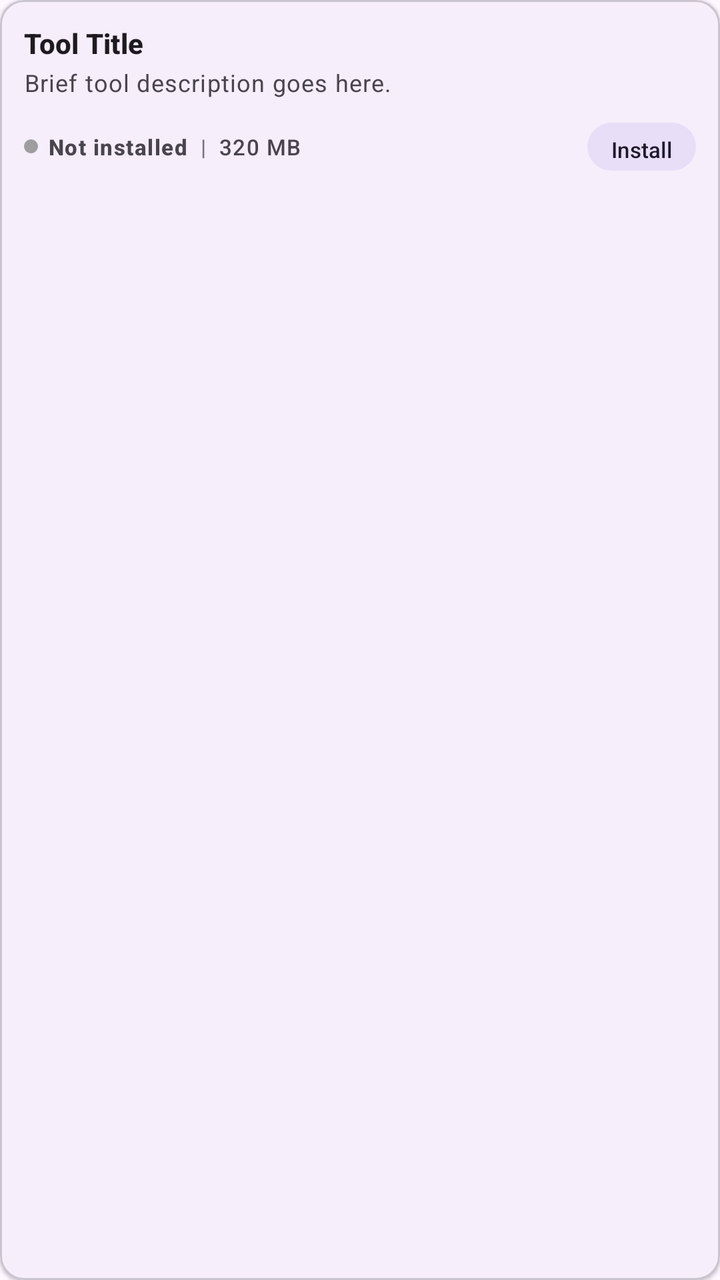
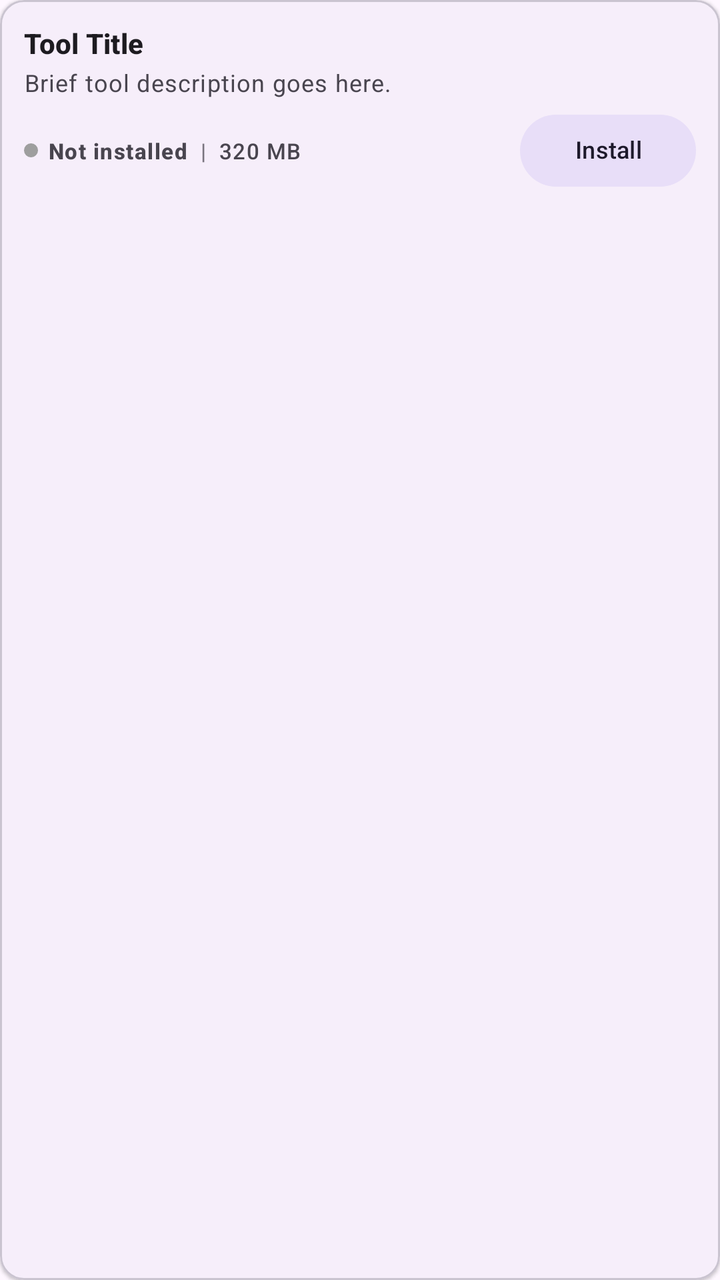

Before-and-after screenshots of an Android layout around one commit, followed by the original layout XML and the change that was made.
<!-- AndroidManifest.xml: application theme Theme.ZeroLite -->
<!-- res/layout/item_tool_card.xml -->
<?xml version="1.0" encoding="utf-8"?>
<com.google.android.material.card.MaterialCardView
    xmlns:android="http://schemas.android.com/apk/res/android"
    xmlns:app="http://schemas.android.com/apk/res-auto"
    android:layout_width="match_parent"
    android:layout_height="wrap_content"
    android:layout_marginBottom="8dp"
    app:cardCornerRadius="12dp"
    app:cardElevation="1dp"
    app:strokeWidth="1dp"
    app:strokeColor="?attr/colorOutlineVariant">

    <LinearLayout
        android:layout_width="match_parent"
        android:layout_height="wrap_content"
        android:orientation="vertical"
        android:padding="12dp">

        
        <TextView
            android:id="@+id/tvToolTitle"
            android:layout_width="match_parent"
            android:layout_height="wrap_content"
            android:text="Tool Title"
            android:textAppearance="?attr/textAppearanceTitleSmall"
            android:textStyle="bold" />

        
        <TextView
            android:id="@+id/tvToolDesc"
            android:layout_width="match_parent"
            android:layout_height="wrap_content"
            android:layout_marginTop="2dp"
            android:maxLines="2"
            android:ellipsize="end"
            android:text="Brief tool description goes here."
            android:textAppearance="?attr/textAppearanceBodySmall"
            android:textColor="?attr/colorOnSurfaceVariant" />

        
        <LinearLayout
            android:layout_width="match_parent"
            android:layout_height="wrap_content"
            android:layout_marginTop="8dp"
            android:gravity="center_vertical"
            android:orientation="horizontal">

            
            <LinearLayout
                android:layout_width="0dp"
                android:layout_height="wrap_content"
                android:layout_weight="1"
                android:gravity="center_vertical"
                android:orientation="horizontal">

                <View
                    android:id="@+id/viewStatusDot"
                    android:layout_width="7dp"
                    android:layout_height="7dp"
                    android:background="@drawable/dot_uninstalled" />

                <TextView
                    android:id="@+id/tvStatusText"
                    android:layout_width="wrap_content"
                    android:layout_height="wrap_content"
                    android:layout_marginStart="5dp"
                    android:text="Not installed"
                    android:textAppearance="?attr/textAppearanceLabelSmall"
                    android:textStyle="bold" />

                <TextView
                    android:layout_width="wrap_content"
                    android:layout_height="wrap_content"
                    android:layout_marginStart="6dp"
                    android:layout_marginEnd="6dp"
                    android:text="|"
                    android:textAppearance="?attr/textAppearanceLabelSmall"
                    android:textColor="?attr/colorOutline" />

                <TextView
                    android:id="@+id/tvToolSize"
                    android:layout_width="wrap_content"
                    android:layout_height="wrap_content"
                    android:text="320 MB"
                    android:textAppearance="?attr/textAppearanceLabelSmall"
                    android:textColor="?attr/colorOnSurfaceVariant" />
            </LinearLayout>

            <com.google.android.material.button.MaterialButton
                android:id="@+id/btnDelete"
                style="@style/Widget.Material3.Button.TextButton"
                android:layout_width="wrap_content"
                android:layout_height="32dp"
                android:paddingLeft="8dp"
                android:paddingRight="8dp"
                android:minHeight="0dp"
                android:minWidth="0dp"
                android:textSize="11sp"
                android:text="Delete"
                android:textColor="?attr/colorError"
                android:visibility="gone" />

            <com.google.android.material.button.MaterialButton
                android:id="@+id/btnAction"
                style="@style/Widget.Material3.Button.TonalButton"
                android:layout_width="wrap_content"
                android:layout_height="32dp"
                android:paddingLeft="12dp"
                android:paddingRight="12dp"
                android:minHeight="0dp"
                android:minWidth="0dp"
                android:textSize="11sp"
                android:layout_marginStart="6dp"
                android:text="Install" />
        </LinearLayout>

        
        <com.google.android.material.progressindicator.LinearProgressIndicator
            android:id="@+id/progressIndicator"
            android:layout_width="match_parent"
            android:layout_height="wrap_content"
            android:layout_marginTop="6dp"
            android:visibility="gone"
            app:indicatorColor="?attr/colorPrimary"
            app:trackColor="?attr/colorSurfaceVariant"
            app:trackCornerRadius="3dp" />

    </LinearLayout>
</com.google.android.material.card.MaterialCardView>
<!-- resources referenced by this layout -->
<resources>
  <!-- drawable dot_uninstalled (drawable) -->
  <shape xmlns:android="http://schemas.android.com/apk/res/android"
      android:shape="oval">
      <solid android:color="#9E9E9E" />
      <size android:width="7dp" android:height="7dp" />
  </shape>
  <style name="Theme.ZeroLite" parent="Theme.Material3.DayNight.NoActionBar">
          <item name="android:statusBarColor">@android:color/transparent</item>
          <item name="android:navigationBarColor">@android:color/transparent</item>
          <item name="android:windowLightStatusBar" tools:targetApi="m">true</item>
      </style>
</resources>

<!-- the commit's change to res/layout/item_tool_card.xml (unified diff, before → after) -->
@@ -90,12 +90,15 @@
                 android:id="@+id/btnDelete"
                 style="@style/Widget.Material3.Button.TextButton"
                 android:layout_width="wrap_content"
-                android:layout_height="32dp"
-                android:paddingLeft="8dp"
-                android:paddingRight="8dp"
-                android:minHeight="0dp"
-                android:minWidth="0dp"
-                android:textSize="11sp"
+                android:layout_height="wrap_content"
+                android:gravity="center"
+                android:insetTop="0dp"
+                android:insetBottom="0dp"
+                android:minHeight="36dp"
+                android:paddingHorizontal="10dp"
+                android:paddingVertical="0dp"
+                android:textSize="12sp"
+                android:includeFontPadding="false"
                 android:text="Delete"
                 android:textColor="?attr/colorError"
                 android:visibility="gone" />
@@ -104,12 +107,15 @@
                 android:id="@+id/btnAction"
                 style="@style/Widget.Material3.Button.TonalButton"
                 android:layout_width="wrap_content"
-                android:layout_height="32dp"
-                android:paddingLeft="12dp"
-                android:paddingRight="12dp"
-                android:minHeight="0dp"
-                android:minWidth="0dp"
-                android:textSize="11sp"
+                android:layout_height="wrap_content"
+                android:gravity="center"
+                android:insetTop="0dp"
+                android:insetBottom="0dp"
+                android:minHeight="36dp"
+                android:paddingHorizontal="14dp"
+                android:paddingVertical="0dp"
+                android:textSize="12sp"
+                android:includeFontPadding="false"
                 android:layout_marginStart="6dp"
                 android:text="Install" />
         </LinearLayout>
